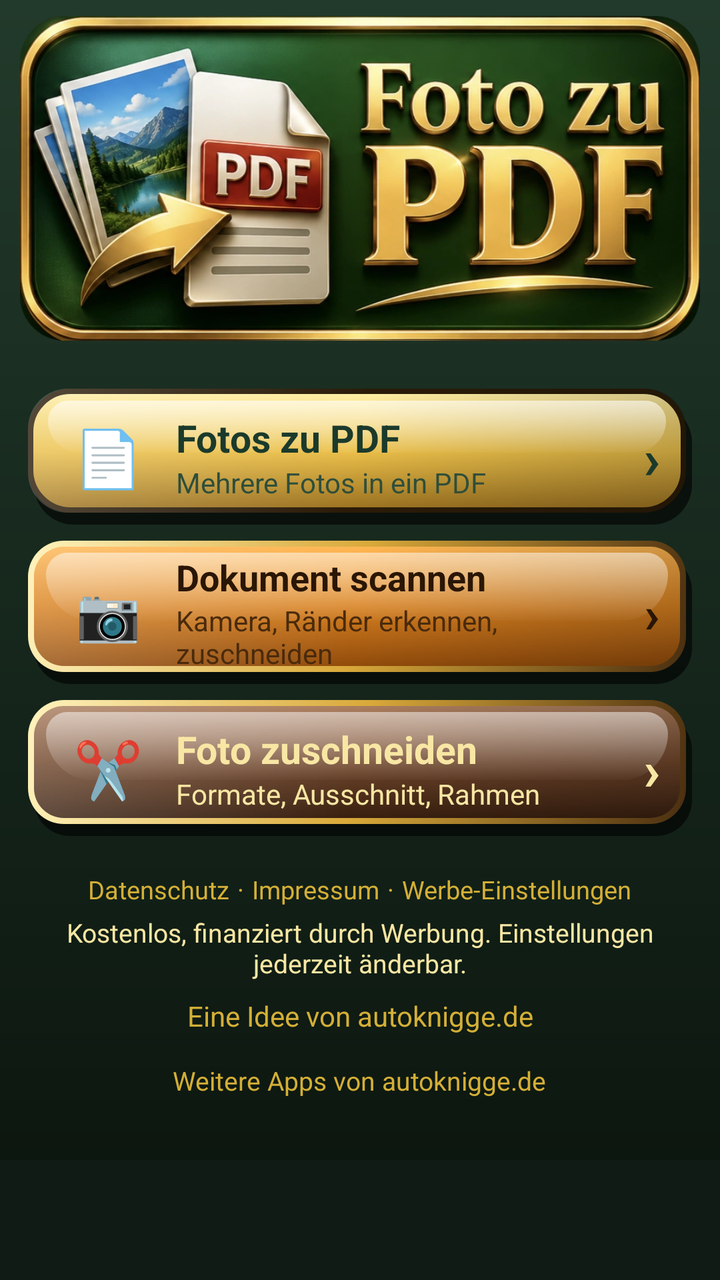
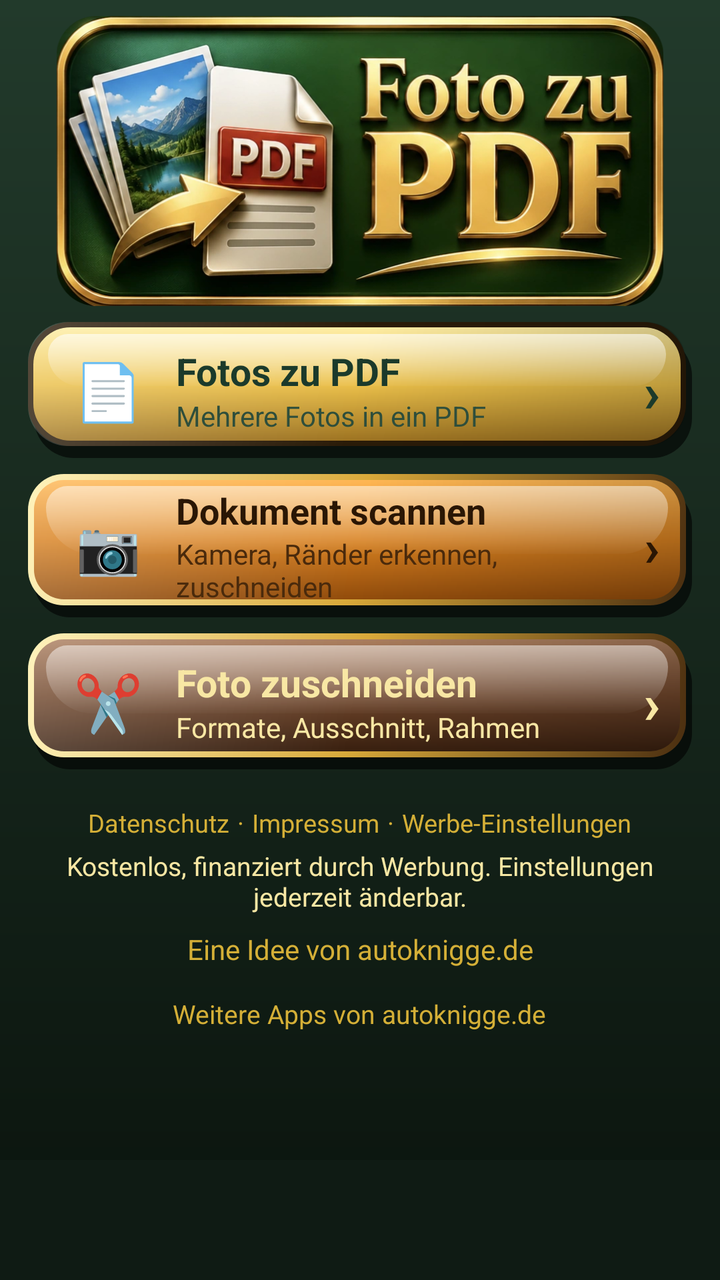

An Android layout rendered at two revisions. The XML below is the earlier revision; the diff shows what the commit changed to produce the second picture.
<!-- AndroidManifest.xml: application theme Theme.FotosZuPdf -->
<!-- res/layout/activity_main.xml -->
<?xml version="1.0" encoding="utf-8"?>
<LinearLayout xmlns:android="http://schemas.android.com/apk/res/android"
    android:id="@+id/root"
    android:layout_width="match_parent"
    android:layout_height="match_parent"
    android:background="@drawable/bg_screen"
    android:orientation="vertical">

    <FrameLayout
        android:layout_width="match_parent"
        android:layout_height="wrap_content"
        android:layout_marginStart="10dp"
        android:layout_marginTop="8dp"
        android:layout_marginEnd="10dp">

        <ImageView
            android:layout_width="match_parent"
            android:layout_height="wrap_content"
            android:layout_marginBottom="16dp"
            android:adjustViewBounds="true"
            android:contentDescription="fotos-zu-pdf"
            android:src="@drawable/header_logo" />

        <TextView
            android:id="@+id/tvVersion"
            android:layout_width="wrap_content"
            android:layout_height="wrap_content"
            android:layout_gravity="bottom|end"
            android:layout_marginEnd="16dp"
            android:layout_marginBottom="0dp"
            android:textColor="@color/gold"
            android:textSize="12sp" />
    </FrameLayout>

    <ScrollView
        android:layout_width="match_parent"
        android:layout_height="0dp"
        android:layout_weight="1"
        android:fillViewport="true">

        <LinearLayout
            android:layout_width="match_parent"
            android:layout_height="wrap_content"
            android:orientation="vertical"
            android:paddingBottom="4dp">

            <LinearLayout
                android:id="@+id/tilePdf"
                android:layout_width="match_parent"
                android:layout_height="wrap_content"
                android:layout_marginStart="14dp"
                android:layout_marginTop="8dp"
                android:layout_marginEnd="14dp"
                android:background="@drawable/bg_btn_gold"
                android:clickable="true"
                android:focusable="true"
                android:gravity="center_vertical"
                android:minHeight="68dp"
                android:orientation="horizontal"
                android:paddingStart="16dp"
                android:paddingTop="6dp"
                android:paddingEnd="16dp"
                android:paddingBottom="6dp">

                <TextView
                    android:layout_width="48dp"
                    android:layout_height="wrap_content"
                    android:gravity="center"
                    android:text="📄"
                    android:textSize="28sp" />

                <LinearLayout
                    android:layout_width="0dp"
                    android:layout_height="wrap_content"
                    android:layout_weight="1"
                    android:orientation="vertical"
                    android:paddingStart="10dp">

                    <TextView
                        android:layout_width="wrap_content"
                        android:layout_height="wrap_content"
                        android:text="Fotos zu PDF"
                        android:textColor="@color/auf_gold"
                        android:textSize="19sp"
                        android:textStyle="bold" />

                    <TextView
                        android:layout_width="wrap_content"
                        android:layout_height="wrap_content"
                        android:text="Mehrere Fotos in ein PDF"
                        android:textColor="@color/auf_gold_sub"
                        android:textSize="14sp" />
                </LinearLayout>

                <TextView
                    android:layout_width="wrap_content"
                    android:layout_height="wrap_content"
                    android:text="›"
                    android:textColor="@color/auf_gold"
                    android:textSize="28sp"
                    android:textStyle="bold" />
            </LinearLayout>
            <LinearLayout
                android:id="@+id/tileScan"
                android:layout_width="match_parent"
                android:layout_height="wrap_content"
                android:layout_marginStart="14dp"
                android:layout_marginTop="8dp"
                android:layout_marginEnd="14dp"
                android:background="@drawable/bg_tile_ocker"
                android:clickable="true"
                android:focusable="true"
                android:gravity="center_vertical"
                android:minHeight="68dp"
                android:orientation="horizontal"
                android:paddingStart="16dp"
                android:paddingTop="6dp"
                android:paddingEnd="16dp"
                android:paddingBottom="6dp">

                <TextView
                    android:layout_width="48dp"
                    android:layout_height="wrap_content"
                    android:gravity="center"
                    android:text="📷"
                    android:textSize="26sp" />

                <LinearLayout
                    android:layout_width="0dp"
                    android:layout_height="wrap_content"
                    android:layout_weight="1"
                    android:orientation="vertical"
                    android:paddingStart="10dp">

                    <TextView
                        android:layout_width="wrap_content"
                        android:layout_height="wrap_content"
                        android:text="Dokument scannen"
                        android:textColor="#2A1604"
                        android:textSize="18sp"
                        android:textStyle="bold" />

                    <TextView
                        android:layout_width="wrap_content"
                        android:layout_height="wrap_content"
                        android:text="Kamera, Ränder erkennen, zuschneiden"
                        android:textColor="#4A2A0C"
                        android:textSize="14sp" />
                </LinearLayout>

                <TextView
                    android:layout_width="wrap_content"
                    android:layout_height="wrap_content"
                    android:text="›"
                    android:textColor="#2A1604"
                    android:textSize="26sp"
                    android:textStyle="bold" />
            </LinearLayout>

            <LinearLayout
                android:id="@+id/tileCrop"
                android:layout_width="match_parent"
                android:layout_height="wrap_content"
                android:layout_marginStart="14dp"
                android:layout_marginTop="8dp"
                android:layout_marginEnd="14dp"
                android:background="@drawable/bg_tile_braun"
                android:clickable="true"
                android:focusable="true"
                android:gravity="center_vertical"
                android:minHeight="68dp"
                android:orientation="horizontal"
                android:paddingStart="16dp"
                android:paddingTop="6dp"
                android:paddingEnd="16dp"
                android:paddingBottom="6dp">

                <TextView
                    android:layout_width="48dp"
                    android:layout_height="wrap_content"
                    android:gravity="center"
                    android:text="✂️"
                    android:textSize="28sp" />

                <LinearLayout
                    android:layout_width="0dp"
                    android:layout_height="wrap_content"
                    android:layout_weight="1"
                    android:orientation="vertical"
                    android:paddingStart="10dp">

                    <TextView
                        android:layout_width="wrap_content"
                        android:layout_height="wrap_content"
                        android:text="Foto zuschneiden"
                        android:textColor="@color/text_hell"
                        android:textSize="19sp"
                        android:textStyle="bold" />

                    <TextView
                        android:layout_width="wrap_content"
                        android:layout_height="wrap_content"
                        android:text="Formate, Ausschnitt, Rahmen"
                        android:textColor="@color/text_hell"
                        android:textSize="14sp" />
                </LinearLayout>

                <TextView
                    android:layout_width="wrap_content"
                    android:layout_height="wrap_content"
                    android:text="›"
                    android:textColor="@color/text_hell"
                    android:textSize="28sp"
                    android:textStyle="bold" />
            </LinearLayout>

            <LinearLayout
                android:layout_width="match_parent"
                android:layout_height="wrap_content"
                android:gravity="center"
                android:orientation="horizontal"
                android:paddingTop="14dp">

                <TextView
                    android:id="@+id/tvPrivacy"
                    android:layout_width="wrap_content"
                    android:layout_height="wrap_content"
                    android:padding="4dp"
                    android:text="Datenschutz"
                    android:textColor="@color/gold"
                    android:textSize="12.5sp" />

                <TextView
                    android:layout_width="wrap_content"
                    android:layout_height="wrap_content"
                    android:text="·"
                    android:textColor="@color/gold"
            android:textSize="12.5sp" />

                <TextView
                    android:id="@+id/tvImprint"
                    android:layout_width="wrap_content"
                    android:layout_height="wrap_content"
                    android:padding="4dp"
                    android:text="Impressum"
                    android:textColor="@color/gold"
                    android:textSize="12.5sp" />

                <TextView
                    android:layout_width="wrap_content"
                    android:layout_height="wrap_content"
                    android:text="·"
                    android:textColor="@color/gold"
            android:textSize="12.5sp" />

                <TextView
                    android:id="@+id/tvAdSettings"
                    android:layout_width="wrap_content"
                    android:layout_height="wrap_content"
                    android:padding="4dp"
                    android:text="Werbe-Einstellungen"
                    android:textColor="@color/gold"
                    android:textSize="12.5sp" />
            </LinearLayout>

            <TextView
                android:layout_width="match_parent"
                android:layout_height="wrap_content"
                android:gravity="center"
                android:paddingStart="24dp"
                android:paddingEnd="24dp"
                android:text="Kostenlos, finanziert durch Werbung. Einstellungen jederzeit änderbar."
                android:textColor="@color/text_hell"
                android:textSize="13sp" />

            <TextView
                android:id="@+id/tvAbout"
                android:layout_width="match_parent"
                android:layout_height="wrap_content"
                android:gravity="center"
                android:padding="8dp"
                android:text="Eine Idee von autoknigge.de"
                android:textColor="@color/gold"
                android:textSize="14sp" />

            <TextView
                android:id="@+id/tvMoreApps"
                android:layout_width="wrap_content"
                android:layout_height="wrap_content"
                android:layout_gravity="center_horizontal"
                android:gravity="center"
                android:padding="6dp"
                android:text="Weitere Apps von autoknigge.de"
                android:textColor="@color/gold"
                android:textSize="13sp" />
        </LinearLayout>
    </ScrollView>

    <FrameLayout
        android:id="@+id/adContainer"
        android:layout_width="match_parent"
        android:layout_height="wrap_content"
        android:background="@drawable/bg_ad"
        android:minHeight="60dp" />
</LinearLayout>
<!-- resources referenced by this layout -->
<resources>
  <color name="auf_gold">#1B3A2B</color>
  <color name="auf_gold_sub">#2E4E3B</color>
  <color name="gold">#D4AF37</color>
  <color name="text_hell">#F8E7A4</color>
  <!-- drawable bg_ad (drawable) -->
  <?xml version="1.0" encoding="utf-8"?>
  <shape xmlns:android="http://schemas.android.com/apk/res/android"
      android:shape="rectangle">
      <solid android:color="@color/tanne_dunkel" />
  </shape>
  <!-- drawable bg_btn_gold (drawable) -->
  <?xml version="1.0" encoding="utf-8"?>
  <ripple xmlns:android="http://schemas.android.com/apk/res/android"
      android:color="#66FFFFFF">
      <item>
          <layer-list>
              <item android:left="3dp" android:top="7dp">
                  <shape android:shape="rectangle">
                      <solid android:color="#99000000" />
                      <corners android:radius="20dp" />
                  </shape>
              </item>
              <item android:bottom="6dp" android:right="3dp">
                  <shape android:shape="rectangle">
                      <gradient android:angle="270" android:startColor="#FFF0A8" android:centerColor="#EBC04A" android:endColor="#9A7020" />
                      <stroke android:width="2.5dp" android:color="#2A1B08" />
                      <corners android:radius="20dp" />
                  </shape>
              </item>
              <item android:bottom="6dp" android:right="3dp" android:left="0dp" android:top="0dp">
                  <shape android:shape="rectangle">
                      <gradient android:angle="315" android:startColor="#33FFFFFF" android:centerColor="#00FFFFFF" android:endColor="#33000000" />
                      <corners android:radius="20dp" />
                  </shape>
              </item>
              <item android:height="26dp" android:left="10dp" android:right="13dp" android:top="6dp">
                  <shape android:shape="rectangle">
                      <gradient android:angle="270" android:startColor="#99FFFFFF" android:endColor="#08FFFFFF" />
                      <corners android:topLeftRadius="14dp" android:topRightRadius="14dp" android:bottomLeftRadius="22dp" android:bottomRightRadius="22dp" />
                  </shape>
              </item>
          </layer-list>
      </item>
  </ripple>
  <!-- drawable bg_screen (drawable) -->
  <?xml version="1.0" encoding="utf-8"?>
  <shape xmlns:android="http://schemas.android.com/apk/res/android"
      android:shape="rectangle">
      <gradient
          android:angle="270"
          android:endColor="#0A130D"
          android:startColor="#223A2B" />
  </shape>
  <!-- drawable bg_tile_braun: vector/xml drawable (drawable, 2060 chars, omitted) -->
  <!-- drawable bg_tile_ocker: vector/xml drawable (drawable, 2060 chars, omitted) -->
  <!-- drawable header_logo: webp bitmap (drawable-nodpi, 82296 bytes) -->
  <style name="Theme.FotosZuPdf" parent="Theme.AppCompat.NoActionBar">
          <item name="android:windowBackground">@drawable/bg_screen</item>
          <item name="android:textColor">@color/text_hell</item>
          <item name="colorAccent">@color/gold</item>
          <item name="colorPrimary">@color/tanne</item>
          <item name="colorPrimaryDark">@color/tanne_dunkel</item>
          <item name="android:statusBarColor">@color/tanne</item>
          <item name="android:navigationBarColor">@color/tanne_dunkel</item>
          <item name="android:windowLightStatusBar">false</item>
      </style>
  <color name="tanne_dunkel">#0F1B14</color>
  <color name="tanne">#1A2C20</color>
</resources>

<!-- the commit's change to res/layout/activity_main.xml (unified diff, before → after) -->
@@ -16,18 +16,21 @@
         <ImageView
             android:layout_width="match_parent"
             android:layout_height="wrap_content"
-            android:layout_marginBottom="16dp"
+            android:layout_marginStart="18dp"
+            android:layout_marginEnd="18dp"
             android:adjustViewBounds="true"
             android:contentDescription="fotos-zu-pdf"
             android:src="@drawable/header_logo" />
 
         <TextView
             android:id="@+id/tvVersion"
-            android:layout_width="wrap_content"
-            android:layout_height="wrap_content"
-            android:layout_gravity="bottom|end"
-            android:layout_marginEnd="16dp"
-            android:layout_marginBottom="0dp"
+            android:layout_width="40dp"
+            android:layout_height="16dp"
+            android:layout_gravity="start|center_vertical"
+            android:layout_marginStart="-11dp"
+            android:gravity="center"
+            android:rotation="-90"
+            android:singleLine="true"
             android:textColor="@color/gold"
             android:textSize="12sp" />
     </FrameLayout>
